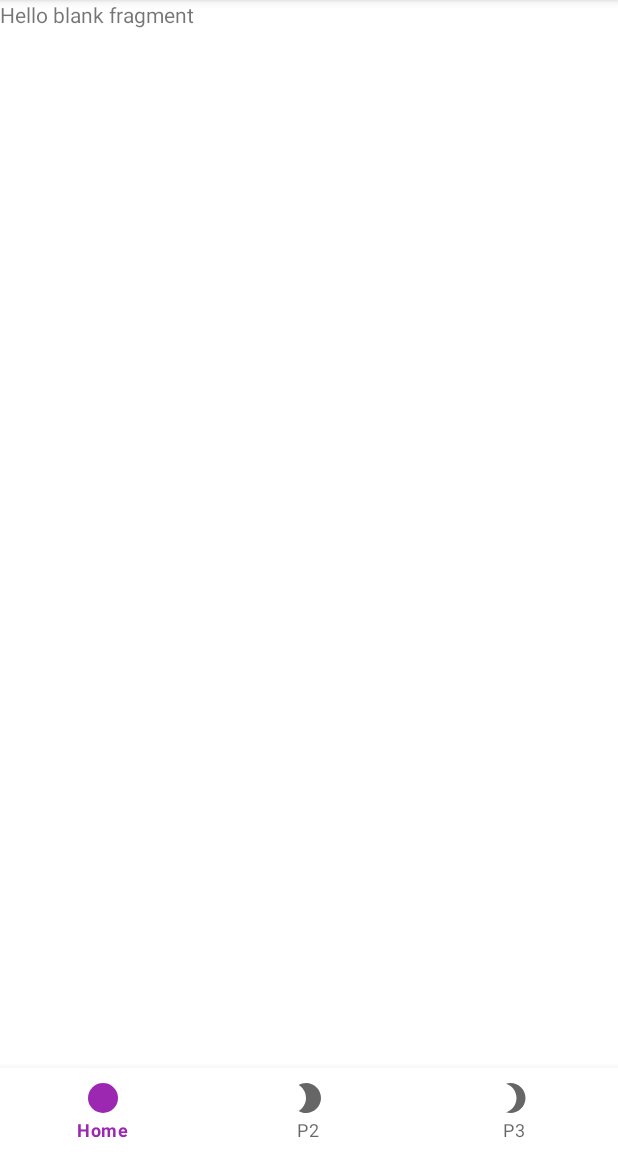
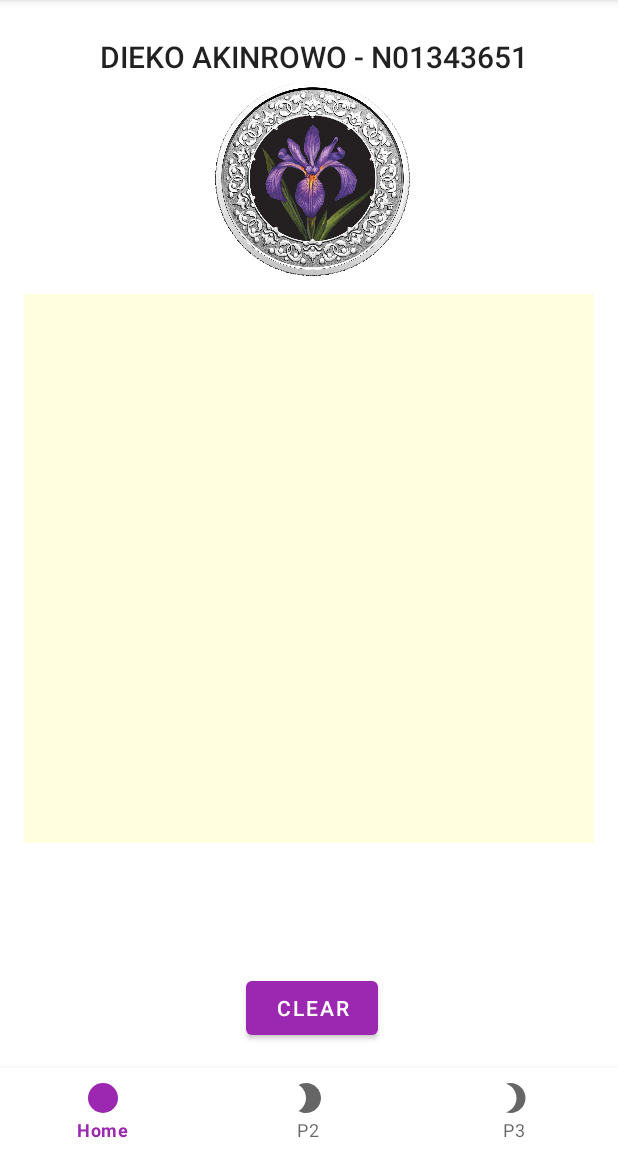
Before and after one commit to MofifoluwaLekeAkinrowo3651/Android-Navigation-Tab-example, an Android app: the screen it shows after launch (MainActivity), on a phone screen of 412 x 824 dp, the part 84-1236 px from its top. Run offline under Robolectric (Android 15) with nearby library versions, the phone set to English and light mode, and no system bars.

Commit message:
working on clear canvas for tab 1

```diff
--- a/DiekoAssign33/src/main/java/dieko/akinrowo/diekoassign3/DiekoFragment.java
+++ b/DiekoAssign33/src/main/java/dieko/akinrowo/diekoassign3/DiekoFragment.java
@@ -1,59 +1,50 @@
 package dieko.akinrowo.diekoassign3;
 
+import android.graphics.Canvas;
+import android.graphics.Color;
+import android.graphics.PorterDuff;
 import android.os.Bundle;
-
-import androidx.fragment.app.Fragment;
-
 import android.view.LayoutInflater;
 import android.view.View;
 import android.view.ViewGroup;
+import android.widget.Button;
+import android.widget.TextView;
+
+import androidx.annotation.NonNull;
+import androidx.fragment.app.Fragment;
+
+
 
 public class DiekoFragment extends Fragment {
 
-//    // TODO: Rename parameter arguments, choose names that match
-//    // the fragment initialization parameters, e.g. ARG_ITEM_NUMBER
-//    private static final String ARG_PARAM1 = "param1";
-//    private static final String ARG_PARAM2 = "param2";
-//
-//    // TODO: Rename and change types of parameters
-//    private String mParam1;
-//    private String mParam2;
-//
-//    public DiekoFragment() {
-//        // Required empty public constructor
-//    }
-//
-//    /**
-//     * Use this factory method to create a new instance of
-//     * this fragment using the provided parameters.
-//     *
-//     * @param param1 Parameter 1.
-//     * @param param2 Parameter 2.
-//     * @return A new instance of fragment DiekoFragment.
-//     */
-//    // TODO: Rename and change types and number of parameters
-//    public static DiekoFragment newInstance(String param1, String param2) {
-//        DiekoFragment fragment = new DiekoFragment();
-//        Bundle args = new Bundle();
-//        args.putString(ARG_PARAM1, param1);
-//        args.putString(ARG_PARAM2, param2);
-//        fragment.setArguments(args);
-//        return fragment;
-//    }
+    private Button b;
+    private int startx = 10, starty = 10, endx=300, endy=300;
+
 
     @Override
-    public void onCreate(Bundle savedInstanceState) {
-        super.onCreate(savedInstanceState);
-//        if (getArguments() != null) {
-//            mParam1 = getArguments().getString(ARG_PARAM1);
-//            mParam2 = getArguments().getString(ARG_PARAM2);
-//        }
+    public View onCreateView(@NonNull LayoutInflater inflater, ViewGroup container,
+                             Bundle savedInstanceState) {
+
+        View v = inflater.inflate(R.layout.diekofragment, container, false);
+
+        b = (Button) v.findViewById(R.id.clear_button);
+
+        b.setOnClickListener(new View.OnClickListener() {
+            @Override
+            public void onClick(View v) {
+                clearCanvas(v);
+            }
+        });
+
+        return v;
     }
 
-    @Override
-    public View onCreateView(LayoutInflater inflater, ViewGroup container,
-                             Bundle savedInstanceState) {
-        // Inflate the layout for this fragment
-        return inflater.inflate(R.layout.diekofragment, container, false);
+    public void clearCanvas(View v){
+        Canvas canvas =
+        .drawColor(Color.TRANSPARENT);
+        startx = 0;
+        starty = 0;
+        endx = 0;
+        endy = 0;
     }
 }
--- a/DiekoAssign33/src/main/res/layout/diekofragment.xml
+++ b/DiekoAssign33/src/main/res/layout/diekofragment.xml
@@ -1,14 +1,52 @@
 <?xml version="1.0" encoding="utf-8"?>
-<FrameLayout xmlns:android="http://schemas.android.com/apk/res/android"
+<androidx.constraintlayout.widget.ConstraintLayout xmlns:app="http://schemas.android.com/apk/res-auto"
     xmlns:tools="http://schemas.android.com/tools"
     android:layout_width="match_parent"
     android:layout_height="match_parent"
-    tools:context=".DiekoFragment">
+    android:orientation="vertical"
+    xmlns:android="http://schemas.android.com/apk/res/android"
+    android:background="@color/White">
 
-    <!-- TODO: Update blank fragment layout -->
+
+    <ImageView
+        android:id="@+id/imageView"
+        android:layout_width="159dp"
+        android:layout_height="134dp"
+        android:layout_marginTop="52dp"
+        android:layout_marginEnd="124dp"
+        android:src="@drawable/flower_img"
+        app:layout_constraintEnd_toEndOf="parent"
+        app:layout_constraintTop_toTopOf="parent" />
+
     <TextView
-        android:layout_width="match_parent"
-        android:layout_height="match_parent"
-        android:text="@string/hello_blank_fragment" />
+        android:id="@+id/textView"
+        style="@style/TextAppearance.AppCompat.Light.SearchResult.Title"
+        android:layout_width="wrap_content"
+        android:layout_height="wrap_content"
+        android:layout_marginTop="24dp"
+        android:layout_marginEnd="60dp"
+        android:text="@string/dieko_akinrowo_n01343651"
+        app:layout_constraintEnd_toEndOf="parent"
+        app:layout_constraintTop_toTopOf="parent" />
 
-</FrameLayout>
+
+    <dieko.akinrowo.diekoassign3.CanvasView
+        android:layout_width="380dp"
+        android:layout_height="366dp"
+        android:layout_marginTop="196dp"
+        android:layout_marginEnd="16dp"
+        app:layout_constraintEnd_toEndOf="parent"
+        app:layout_constraintTop_toTopOf="parent"
+        android:background="@color/light_yellow"
+        android:id="@+id/canvas"/>
+
+    <Button
+        android:id="@+id/clear_button"
+        android:layout_width="wrap_content"
+        android:layout_height="wrap_content"
+        android:layout_marginEnd="160dp"
+        android:layout_marginBottom="72dp"
+        android:text="@string/clear"
+        app:layout_constraintBottom_toBottomOf="parent"
+        app:layout_constraintEnd_toEndOf="parent" />
+</androidx.constraintlayout.widget.ConstraintLayout>
--- a/DiekoAssign33/src/main/res/values/strings.xml
+++ b/DiekoAssign33/src/main/res/values/strings.xml
@@ -11,4 +11,17 @@
     <string name="start_anim_txt">Starting...</string>
     <string name="stop_anim_txt">Stopping...</string>
     <string name="open_camera">Open Camera</string>
+    <string name="dieko_akinrowo_n01343651">DIEKO AKINROWO - N01343651</string>
+    <string name="clear">Clear</string>
+
+
+    <string-array name="thickness">
+        <item>5</item>
+        <item>10</item>
+        <item>15</item>
+        <item>20</item>
+        <item>25</item>
+        <item>30</item>
+        <item>100</item>
+    </string-array>
 </resources>
```
Also changed, not shown: DiekoAssign33/src/main/res/drawable/ic_keyboard_arrow_down_black_24dp.png (added), DiekoAssign33/src/main/res/drawable/ic_keyboard_arrow_left_black_24dp.png (added), DiekoAssign33/src/main/res/drawable/ic_keyboard_arrow_right_black_24dp.png (added), DiekoAssign33/src/main/res/drawable/ic_keyboard_arrow_up_black_24dp.png (added).
